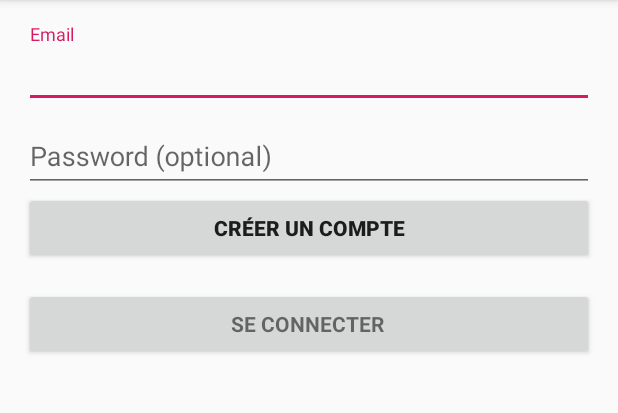
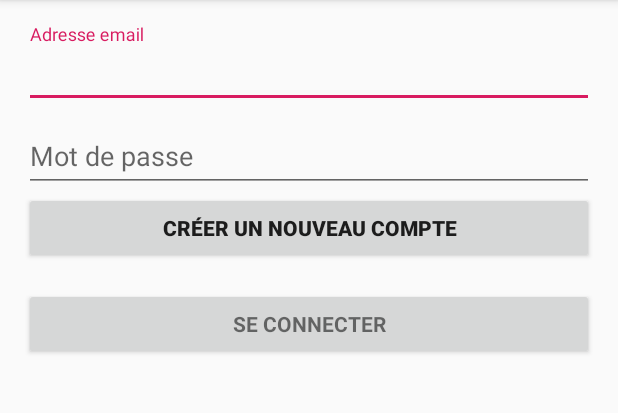
Before and after one commit to camsou/pfe_github, an Android app: the screen it shows after launch (LoginActivity), on a phone screen of 412 x 824 dp, the part 84-497 px from its top. Run offline under Robolectric (Android 15) with nearby library versions, the light colour scheme and no system bars; 2 statements that could not run were skipped.

Commit message:
Modification string nouveau compte et login
J'ai modifié les strings dans les activity login et nouveau compte.
Android n'aime pas lorsque qu'on écrit les textes en "brut" mais il préfère qu'on les déclares dans le dossier values/strings et qu'on les appelles avec leur id dans les activités correspondantes (elles sont surlignées en jaune lorsque c'est en brut c'est pour ça)

```diff
--- a/DetectnAlert/app/src/main/res/layout/activity_login.xml
+++ b/DetectnAlert/app/src/main/res/layout/activity_login.xml
@@ -67,7 +67,7 @@
             <Button
                 android:layout_width="match_parent"
                 android:layout_height="wrap_content"
-                android:text="Créer un compte"
+                android:text="@string/new_account"
                 android:textStyle="bold"/>
 
             <Button
@@ -76,7 +76,7 @@
                 android:layout_width="match_parent"
                 android:layout_height="wrap_content"
                 android:layout_marginTop="16dp"
-                android:text="Se connecter "
+                android:text="@string/connexion"
                 android:textStyle="bold" />
 
         </LinearLayout>
--- a/DetectnAlert/app/src/main/res/values/strings.xml
+++ b/DetectnAlert/app/src/main/res/values/strings.xml
@@ -1,8 +1,8 @@
 <resources>
     <string name="app_name">Detect\'nAlert</string>
     <!-- Strings related to login -->
-    <string name="prompt_email">Email</string>
-    <string name="prompt_password">Password (optional)</string>
+    <string name="prompt_email">Adresse email</string>
+    <string name="prompt_password">Mot de passe</string>
     <string name="action_sign_in">Sign in or register</string>
     <string name="action_sign_in_short">Sign in</string>
     <string name="error_invalid_email">This email address is invalid</string>
@@ -19,6 +19,7 @@
     <string name="nav_header_subtitle">android.studio@android.com</string>
     <string name="nav_header_desc">Navigation header</string>
     <string name="action_settings">Settings</string>
+    <string name="new_account">Créer un nouveau compte</string>
 
     <!-- Strings related to Nav Bar Header -->
     <string name="nav_header_name">Camille Zordan</string>
@@ -28,4 +29,12 @@
     <string name="historique_alertes">Historique des alertes</string>
     <string name="moncompte">Mon Compte</string>
     <string name="logout">Déconnexion</string>
+
+    <!-- Strings related to new account -->
+    <string name="nom">Nom</string>
+    <string name="prenom">Prénom</string>
+    <string name="id">Identifiant</string>
+    <string name="mdp">Mot de passe</string>
+    <string name="mdpbis">Confirmation du mot de passe</string>
+    <string name="connexion">Se connecter</string>
 </resources>
```
Also changed, not shown: DetectnAlert/app/src/main/res/layout/activity_nouveau_compte.xml (+12 -13 lines).
